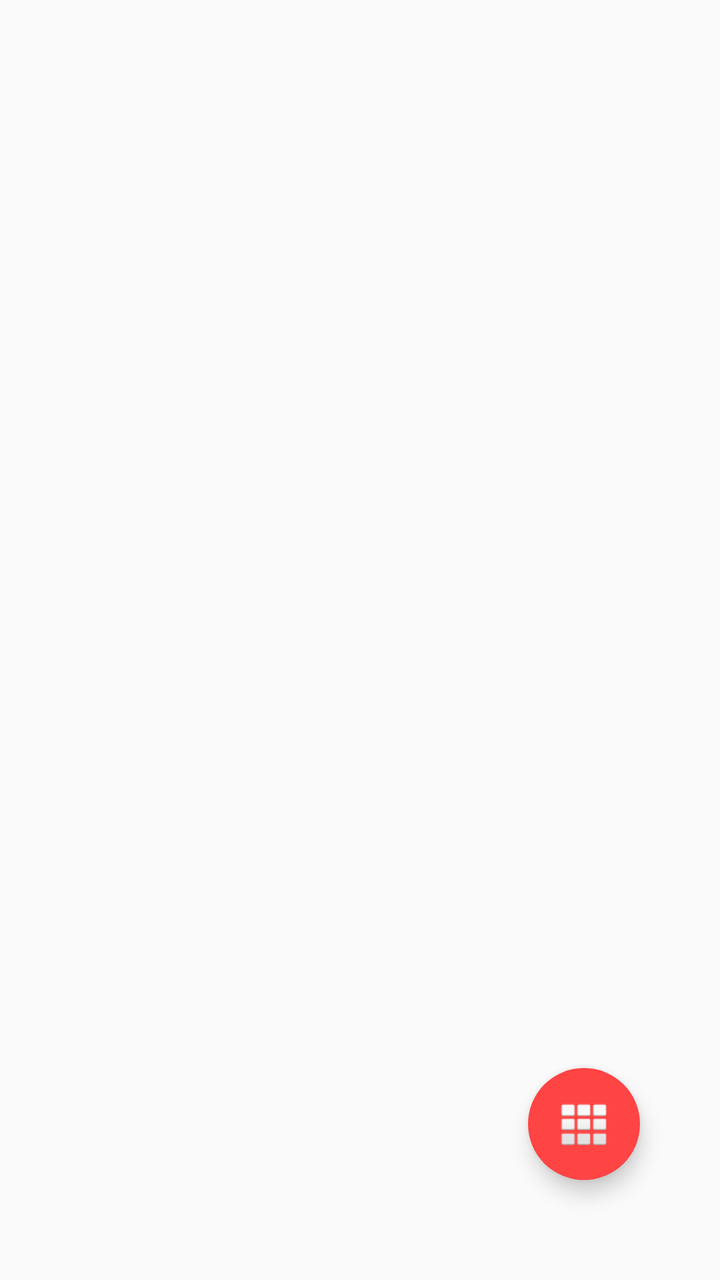
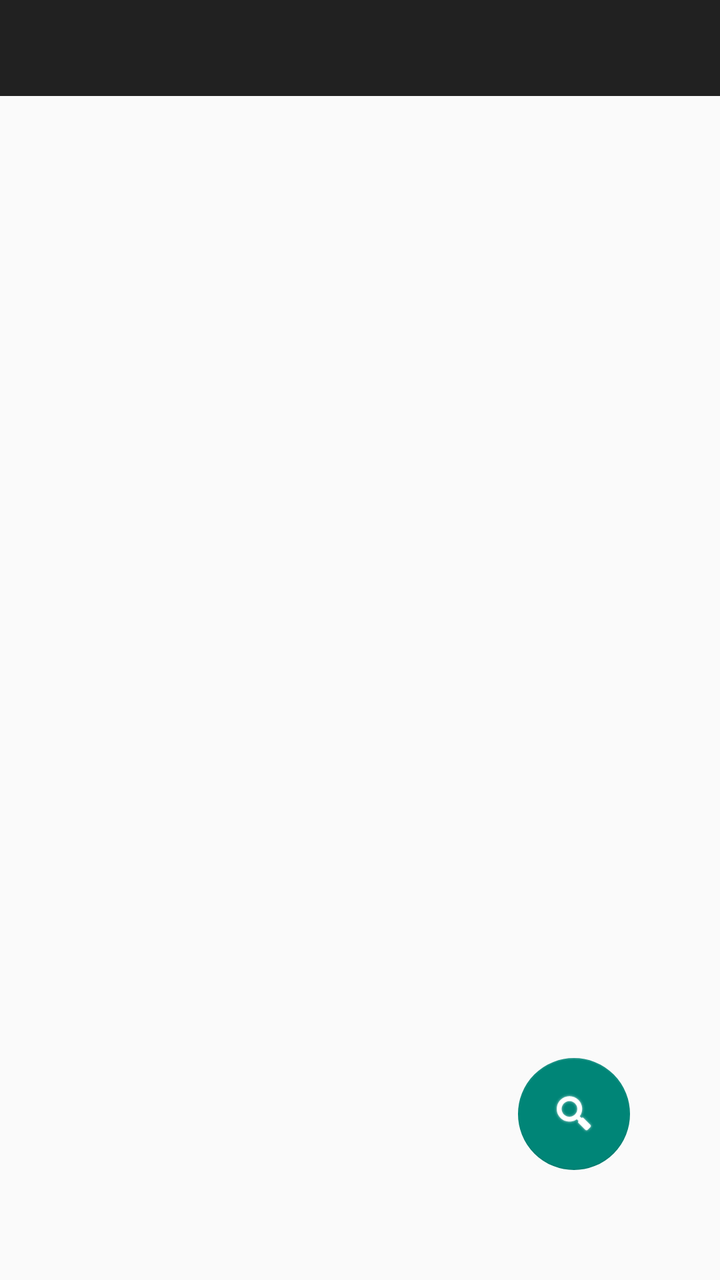

Compare the two renders of this Android layout. The source of the first and the diff that turns it into the second are given below.
<!-- AndroidManifest.xml: application theme Theme.AppCompat.Light.DarkActionBar -->
<!-- res/layout/mostrar_peliculas.xml -->
<android.support.design.widget.CoordinatorLayout xmlns:android="http://schemas.android.com/apk/res/android"
    xmlns:app="http://schemas.android.com/apk/res-auto"
    android:id="@+id/drawer_layout"
    android:layout_width="match_parent"
    android:layout_height="match_parent">
    
    


    <ListView
        android:id="@+id/mainListView"
        android:layout_width="fill_parent"
        android:layout_height="fill_parent"
        app:layout_behavior="@string/appbar_scrolling_view_behavior" />

    <android.support.design.widget.FloatingActionButton
        android:id="@+id/fabSearch"
        android:layout_width="@dimen/standard_45"
        android:layout_height="@dimen/standard_45"
        android:layout_gravity="bottom|end"
        android:layout_marginRight="45dp"
        android:layout_marginBottom="55dp"
        app:fabCustomSize="@dimen/standard_45"
        android:tint="@android:color/white"
        app:srcCompat="@android:drawable/ic_search_category_default"
        app:elevation="0dp"
        app:pressedTranslationZ="0dp" />

    <android.support.design.widget.FloatingActionButton
        android:id="@+id/fabFilter"
        android:layout_width="@dimen/standard_45"
        android:layout_height="@dimen/standard_45"
        android:layout_gravity="bottom|end"
        android:layout_marginRight="45dp"
        android:layout_marginBottom="55dp"
        app:fabCustomSize="@dimen/standard_45"
        android:tint="@android:color/white"
        app:srcCompat="@android:drawable/ic_menu_sort_by_size"
        app:elevation="0dp"
        app:pressedTranslationZ="0dp" />

    <android.support.design.widget.FloatingActionButton
        android:id="@+id/fab"
        android:layout_width="wrap_content"
        android:layout_height="wrap_content"
        android:layout_marginRight="40dp"
        android:layout_marginBottom="50dp"
        app:borderWidth="0dp"
        android:layout_gravity="bottom|end"
        android:src="@android:drawable/ic_dialog_dialer"
        android:backgroundTint="@android:color/holo_red_light"
        app:elevation="6dp"
        app:pressedTranslationZ="12dp"/>
</android.support.design.widget.CoordinatorLayout>
<!-- resources referenced by this layout -->
<resources>
  <dimen name="standard_45">45dp</dimen>
</resources>

<!-- the commit's change to res/layout/mostrar_peliculas.xml (unified diff, before → after) -->
@@ -5,50 +5,33 @@
     android:layout_height="match_parent">
     
     
-
+    <android.support.design.widget.TabLayout
+        android:id="@+id/tab_layout"
+        android:layout_width="fill_parent"
+        android:layout_height="wrap_content"
+        android:background="?attr/colorPrimary"
+        android:height="?attr/actionBarSize"
+        app:layout_behavior="@string/appbar_scrolling_view_behavior"
+        android:theme="@style/ThemeOverlay.AppCompat.Dark.ActionBar"/>
 
     <ListView
         android:id="@+id/mainListView"
         android:layout_width="fill_parent"
         android:layout_height="fill_parent"
-        app:layout_behavior="@string/appbar_scrolling_view_behavior" />
+        app:layout_behavior="@string/appbar_scrolling_view_behavior"
+        android:layout_marginTop="?android:attr/actionBarSize"/>
 
     <android.support.design.widget.FloatingActionButton
         android:id="@+id/fabSearch"
-        android:layout_width="@dimen/standard_45"
-        android:layout_height="@dimen/standard_45"
+        android:layout_width="wrap_content"
+        android:layout_height="wrap_content"
         android:layout_gravity="bottom|end"
         android:layout_marginRight="45dp"
         android:layout_marginBottom="55dp"
-        app:fabCustomSize="@dimen/standard_45"
         android:tint="@android:color/white"
         app:srcCompat="@android:drawable/ic_search_category_default"
         app:elevation="0dp"
         app:pressedTranslationZ="0dp" />
 
-    <android.support.design.widget.FloatingActionButton
-        android:id="@+id/fabFilter"
-        android:layout_width="@dimen/standard_45"
-        android:layout_height="@dimen/standard_45"
-        android:layout_gravity="bottom|end"
-        android:layout_marginRight="45dp"
-        android:layout_marginBottom="55dp"
-        app:fabCustomSize="@dimen/standard_45"
-        android:tint="@android:color/white"
-        app:srcCompat="@android:drawable/ic_menu_sort_by_size"
-        app:elevation="0dp"
-        app:pressedTranslationZ="0dp" />
-
-    <android.support.design.widget.FloatingActionButton
-        android:id="@+id/fab"
-        android:layout_width="wrap_content"
-        android:layout_height="wrap_content"
-        android:layout_marginRight="40dp"
-        android:layout_marginBottom="50dp"
-        app:borderWidth="0dp"
-        android:layout_gravity="bottom|end"
-        android:src="@android:drawable/ic_dialog_dialer"
-        android:backgroundTint="@android:color/holo_red_light"
-        app:elevation="6dp"
-        app:pressedTranslationZ="12dp"/>
+    
 </android.support.design.widget.CoordinatorLayout>
<!-- resource entries referenced after the edit -->
@@ -1,5 +1,5 @@
 <!-- resources referenced by this layout -->
 <resources>
-  <dimen name="standard_45">45dp</dimen>
+
 </resources>
 
